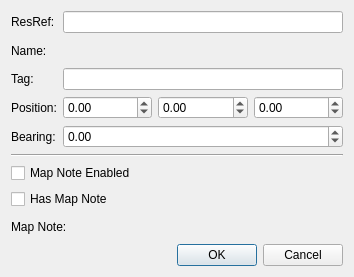
The window that ui/dialogs/instance/waypoint.ui (NickHugi/PyKotor) describes before a commit, drawn with Qt 5.
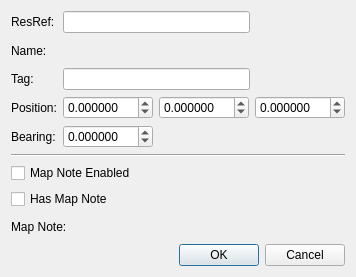
The same window after the commit. Custom widgets are drawn as their Qt base class.

Commit message: Increase number of decimal places for instance dialogs

What changed in the file:
```diff
--- a/ui/dialogs/instance/waypoint.ui
+++ b/ui/dialogs/instance/waypoint.ui
@@ -7,7 +7,7 @@
     <x>0</x>
     <y>0</y>
     <width>354</width>
-    <height>264</height>
+    <height>266</height>
    </rect>
   </property>
   <property name="sizePolicy">
@@ -31,6 +31,12 @@
      </item>
      <item row="0" column="1">
       <widget class="QLineEdit" name="resrefEdit">
+       <property name="maximumSize">
+        <size>
+         <width>187</width>
+         <height>16777215</height>
+        </size>
+       </property>
        <property name="maxLength">
         <number>16</number>
        </property>
@@ -44,7 +50,14 @@
       </widget>
      </item>
      <item row="2" column="1">
-      <widget class="QLineEdit" name="tagEdit"/>
+      <widget class="QLineEdit" name="tagEdit">
+       <property name="maximumSize">
+        <size>
+         <width>187</width>
+         <height>16777215</height>
+        </size>
+       </property>
+      </widget>
      </item>
      <item row="3" column="0">
       <widget class="QLabel" name="label_2">
@@ -57,6 +70,15 @@
       <layout class="QHBoxLayout" name="horizontalLayout">
        <item>
         <widget class="QDoubleSpinBox" name="xPosSpin">
+         <property name="maximumSize">
+          <size>
+           <width>90</width>
+           <height>16777215</height>
+          </size>
+         </property>
+         <property name="decimals">
+          <number>6</number>
+         </property>
          <property name="minimum">
           <double>-1000000.000000000000000</double>
          </property>
@@ -67,6 +89,15 @@
        </item>
        <item>
         <widget class="QDoubleSpinBox" name="yPosSpin">
+         <property name="maximumSize">
+          <size>
+           <width>90</width>
+           <height>16777215</height>
+          </size>
+         </property>
+         <property name="decimals">
+          <number>6</number>
+         </property>
          <property name="minimum">
           <double>-1000000.000000000000000</double>
          </property>
@@ -77,6 +108,15 @@
        </item>
        <item>
         <widget class="QDoubleSpinBox" name="zPosSpin">
+         <property name="maximumSize">
+          <size>
+           <width>90</width>
+           <height>16777215</height>
+          </size>
+         </property>
+         <property name="decimals">
+          <number>6</number>
+         </property>
          <property name="minimum">
           <double>-1000000.000000000000000</double>
          </property>
@@ -96,6 +136,15 @@
      </item>
      <item row="4" column="1">
       <widget class="QDoubleSpinBox" name="bearingSpin">
+       <property name="maximumSize">
+        <size>
+         <width>90</width>
+         <height>16777215</height>
+        </size>
+       </property>
+       <property name="decimals">
+        <number>6</number>
+       </property>
        <property name="minimum">
         <double>-1000000.000000000000000</double>
        </property>
@@ -119,6 +168,12 @@
          <height>23</height>
         </size>
        </property>
+       <property name="maximumSize">
+        <size>
+         <width>219</width>
+         <height>16777215</height>
+        </size>
+       </property>
       </widget>
      </item>
     </layout>
@@ -161,6 +216,12 @@
          <height>23</height>
         </size>
        </property>
+       <property name="maximumSize">
+        <size>
+         <width>219</width>
+         <height>16777215</height>
+        </size>
+       </property>
       </widget>
      </item>
     </layout>
```
The commit also changes 18 other files.
